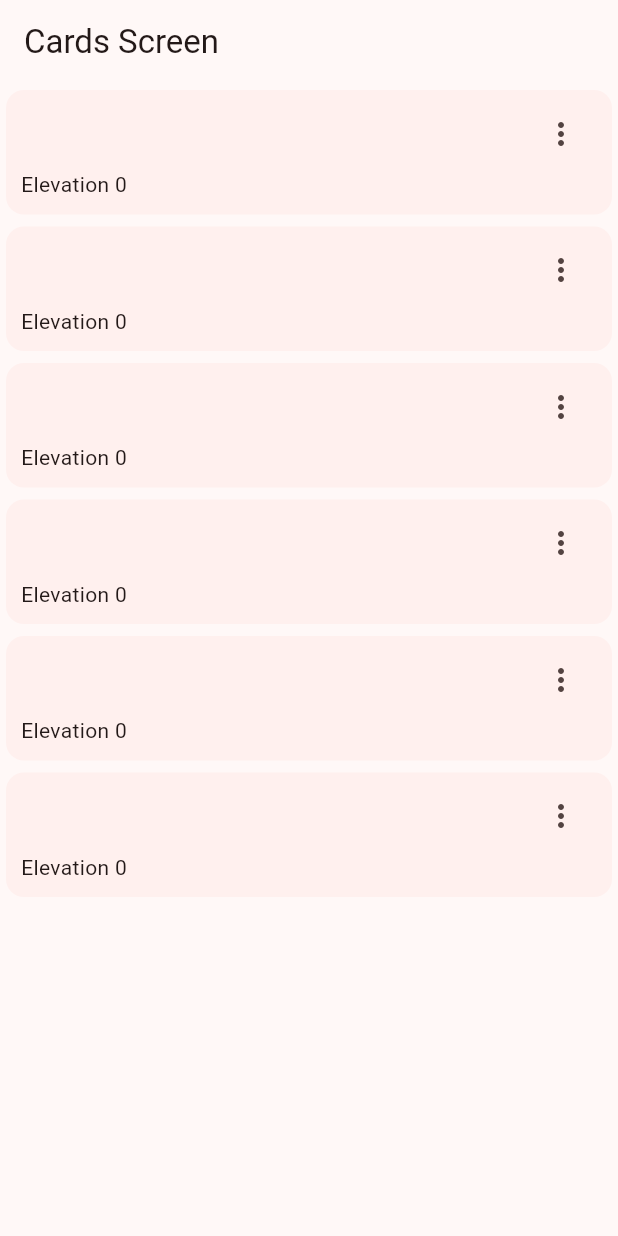
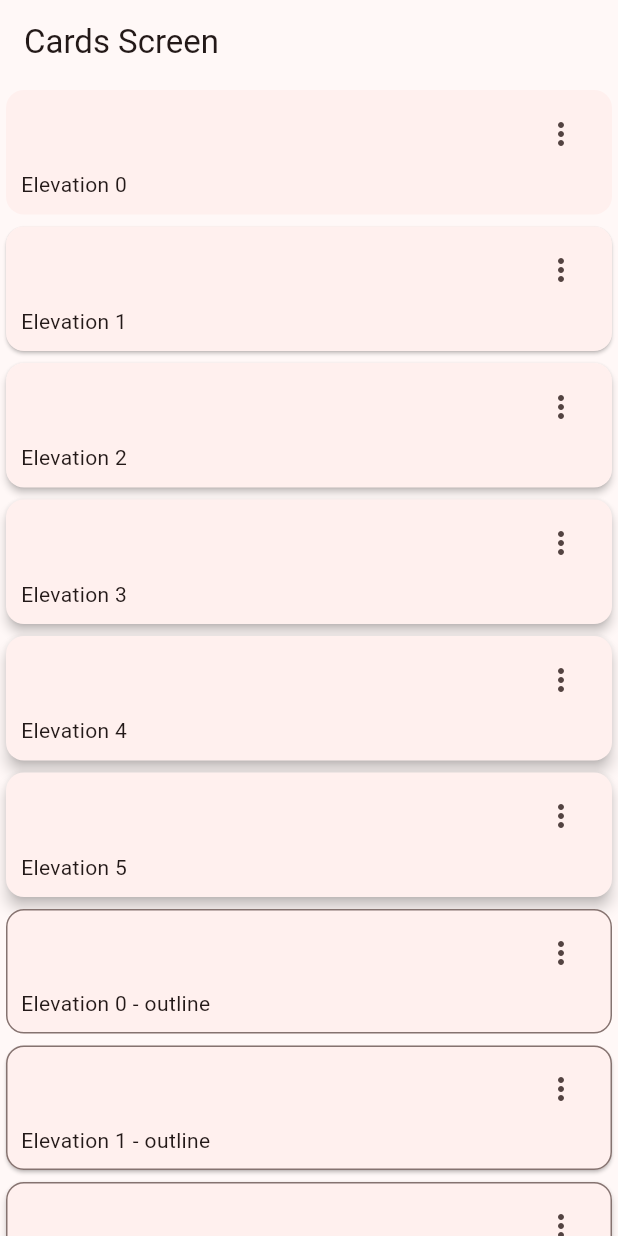
Before and after one commit to MiltonDanielhch/proyecto_tres, a Flutter app: the CardsScreen screen opened by its route, on a phone screen of 412 x 824 dp. Run offline on Flutter 3.47's test engine with Material 3 defaults, Android fonts, the phone set to English and light mode, and no system bars; our stand-ins replace go_router.

Commit message:
agregando typo de tarjeta2 con borde

```diff
--- a/lib/presentation/screens/cards/cards_screen.dart
+++ b/lib/presentation/screens/cards/cards_screen.dart
@@ -2,11 +2,11 @@
 
 const cards = <Map<String, dynamic>>[
   {'elevation': 0.0, 'label': 'Elevation 0'},
-  {'elevation': 0.0, 'label': 'Elevation 0'},
-  {'elevation': 0.0, 'label': 'Elevation 0'},
-  {'elevation': 0.0, 'label': 'Elevation 0'},
-  {'elevation': 0.0, 'label': 'Elevation 0'},
-  {'elevation': 0.0, 'label': 'Elevation 0'},
+  {'elevation': 1.0, 'label': 'Elevation 1'},
+  {'elevation': 2.0, 'label': 'Elevation 2'},
+  {'elevation': 3.0, 'label': 'Elevation 3'},
+  {'elevation': 4.0, 'label': 'Elevation 4'},
+  {'elevation': 4.0, 'label': 'Elevation 5'},
 ];
 
 class CardsScreen extends StatelessWidget {
@@ -35,6 +35,10 @@
           ...cards.map(
             (card) =>
                 _CardType1(elevation: card['elevation'], label: card['label']),
+          ),
+          ...cards.map(
+            (card) =>
+                _CardType2(elevation: card['elevation'], label: card['label']),
           ),
         ],
       ),
@@ -70,3 +74,38 @@
     );
   }
 }
+
+class _CardType2 extends StatelessWidget {
+  final String label;
+  final double elevation;
+
+  const _CardType2({required this.label, required this.elevation});
+
+  @override
+  Widget build(BuildContext context) {
+    final colors = Theme.of(context).colorScheme;
+    return Card(
+      shape: RoundedRectangleBorder(
+          borderRadius: const BorderRadius.all(Radius.circular(12)),
+          side: BorderSide(color: colors.outline)),
+      elevation: elevation,
+      child: Padding(
+        padding: const EdgeInsets.fromLTRB(10, 5, 10, 10),
+        child: Column(
+          children: [
+            Align(
+              alignment: Alignment.topRight,
+              child: IconButton(
+                icon: const Icon(Icons.more_vert_outlined),
+                onPressed: () {},
+              ),
+            ),
+            Align(
+                alignment: Alignment.bottomLeft,
+                child: Text('$label - outline')),
+          ],
+        ),
+      ),
+    );
+  }
+}
```
